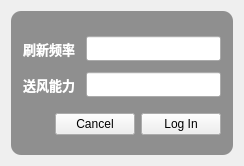
This is src/server/configure.ui in Connor1996/Distributed-Air-Conditioning-System as Qt 5 draws it before an edit. The edited form follows.
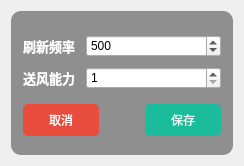
This is the edited form.

What changed in the file:
```diff
--- a/src/server/configure.ui
+++ b/src/server/configure.ui
@@ -80,17 +80,27 @@
          </spacer>
         </item>
         <item>
-         <widget class="QLineEdit" name="usernameEdit">
-          <property name="font">
-           <font>
-            <family>微软雅黑</family>
-           </font>
+         <widget class="QSpinBox" name="frequenceEdit">
+          <property name="sizePolicy">
+           <sizepolicy hsizetype="Expanding" vsizetype="Fixed">
+            <horstretch>0</horstretch>
+            <verstretch>0</verstretch>
+           </sizepolicy>
           </property>
           <property name="acceptDrops">
            <bool>true</bool>
           </property>
-          <property name="autoFillBackground">
-           <bool>false</bool>
+          <property name="minimum">
+           <number>100</number>
+          </property>
+          <property name="maximum">
+           <number>10000</number>
+          </property>
+          <property name="singleStep">
+           <number>10</number>
+          </property>
+          <property name="value">
+           <number>500</number>
           </property>
          </widget>
         </item>
@@ -133,26 +143,21 @@
          </spacer>
         </item>
         <item>
-         <widget class="QLineEdit" name="passwordEdit">
-          <property name="font">
-           <font>
-            <family>微软雅黑</family>
-           </font>
+         <widget class="QSpinBox" name="serveEdit">
+          <property name="sizePolicy">
+           <sizepolicy hsizetype="Expanding" vsizetype="Fixed">
+            <horstretch>0</horstretch>
+            <verstretch>0</verstretch>
+           </sizepolicy>
           </property>
-          <property name="autoFillBackground">
-           <bool>false</bool>
+          <property name="correctionMode">
+           <enum>QAbstractSpinBox::CorrectToNearestValue</enum>
           </property>
-          <property name="styleSheet">
-           <string notr="true"/>
+          <property name="minimum">
+           <number>1</number>
           </property>
-          <property name="text">
-           <string/>
-          </property>
-          <property name="echoMode">
-           <enum>QLineEdit::Password</enum>
-          </property>
-          <property name="readOnly">
-           <bool>false</bool>
+          <property name="maximum">
+           <number>8</number>
           </property>
          </widget>
         </item>
@@ -176,6 +181,23 @@
       </item>
       <item>
        <layout class="QHBoxLayout" name="horizontalLayout_5">
+        <item>
+         <widget class="QPushButton" name="cancelButtion">
+          <property name="focusPolicy">
+           <enum>Qt::NoFocus</enum>
+          </property>
+          <property name="styleSheet">
+           <string notr="true">QPushButton{border-style:none;padding:7px;border-radius:5px;color:#FFFFFF;background:#E74C3C;}
+QPushButton:hover{color:#FFF5E7;background:#EC7064;}QPushButton:pressed{color:#F5A996;background:#DC2D1A;}</string>
+          </property>
+          <property name="text">
+           <string>取消</string>
+          </property>
+          <property name="flat">
+           <bool>false</bool>
+          </property>
+         </widget>
+        </item>
         <item>
          <spacer name="horizontalSpacer_5">
           <property name="orientation">
@@ -193,31 +215,19 @@
          </spacer>
         </item>
         <item>
-         <widget class="QPushButton" name="cancelButtion">
-          <property name="focusPolicy">
-           <enum>Qt::NoFocus</enum>
-          </property>
-          <property name="styleSheet">
-           <string notr="true"/>
-          </property>
-          <property name="text">
-           <string>Cancel</string>
-          </property>
-          <property name="flat">
-           <bool>false</bool>
-          </property>
-         </widget>
-        </item>
-        <item>
-         <widget class="QPushButton" name="loginButton">
+         <widget class="QPushButton" name="saveButton">
           <property name="cursor">
            <cursorShape>ArrowCursor</cursorShape>
           </property>
           <property name="focusPolicy">
            <enum>Qt::NoFocus</enum>
           </property>
+          <property name="styleSheet">
+           <string notr="true">QPushButton{border-style:none;padding:7px;border-radius:5px;color:#E6F8F5;background:#1ABC9C;}
+QPushButton:hover{color:#FFFFFF;background:#2EE1C1;}QPushButton:pressed{color:#A7EEE6;background:#16A086;}</string>
+          </property>
           <property name="text">
-           <string>Log In</string>
+           <string>保存</string>
           </property>
          </widget>
         </item>
```
Left out of the diff: 4 changed lines with no effect on the pictures.
